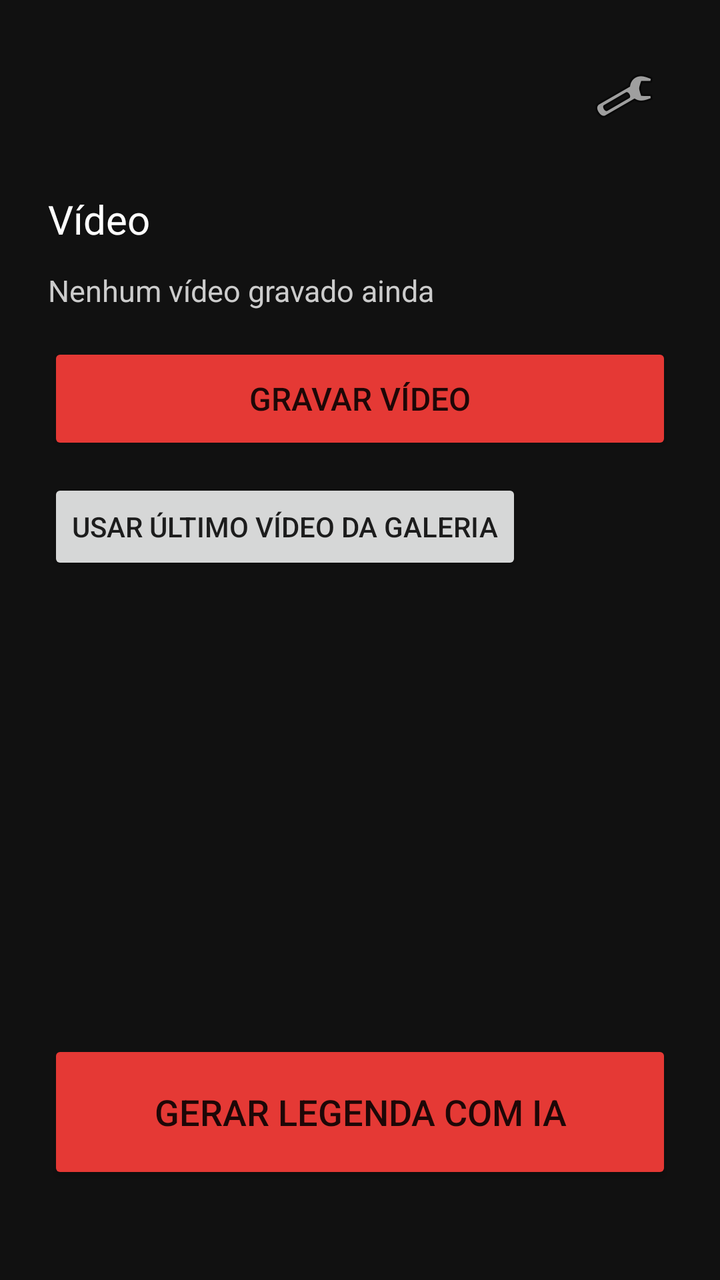
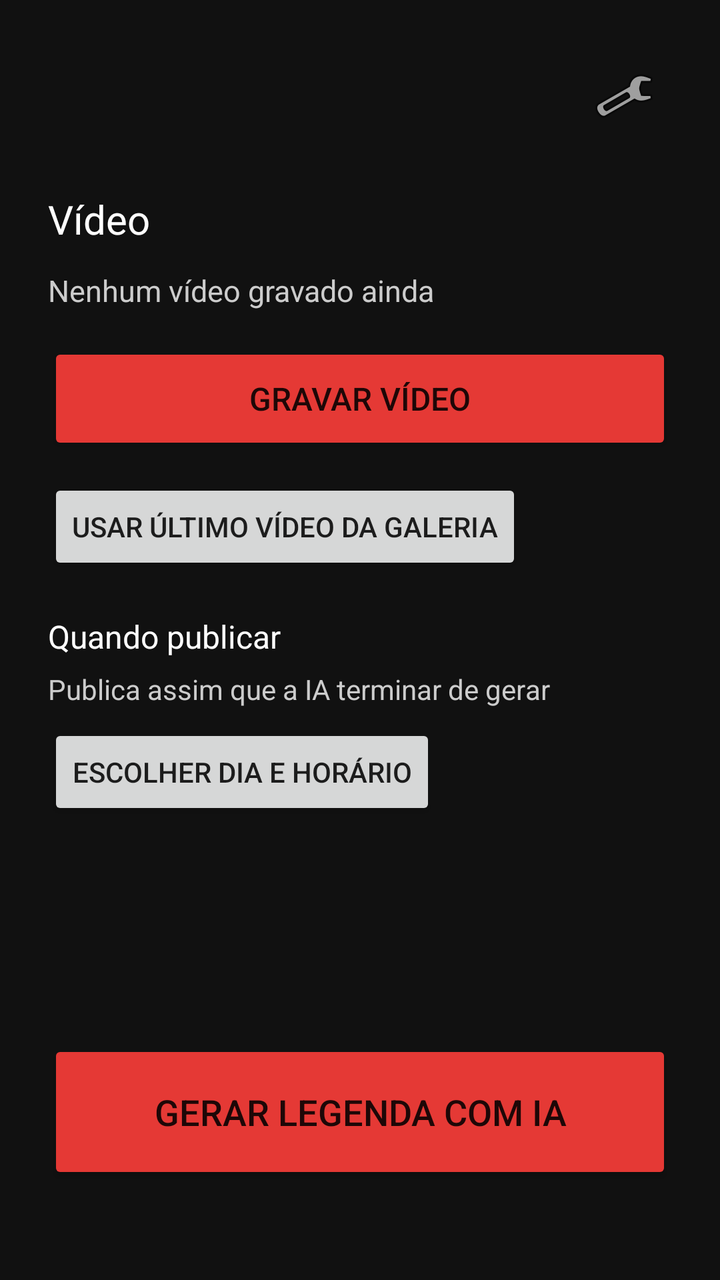

Compare the two renders of this Android layout. The source of the first and the diff that turns it into the second are given below.
<!-- AndroidManifest.xml: application theme Theme.TikTokCaption -->
<!-- res/layout/activity_main.xml -->
<?xml version="1.0" encoding="utf-8"?>
<androidx.constraintlayout.widget.ConstraintLayout xmlns:android="http://schemas.android.com/apk/res/android"
    xmlns:app="http://schemas.android.com/apk/res-auto"
    android:layout_width="match_parent"
    android:layout_height="match_parent"
    android:background="#111111"
    android:padding="24dp">

    <ImageButton
        android:id="@+id/btnSettings"
        android:layout_width="48dp"
        android:layout_height="48dp"
        android:background="#00000000"
        android:contentDescription="Configurações"
        android:src="@android:drawable/ic_menu_manage"
        app:layout_constraintTop_toTopOf="parent"
        app:layout_constraintEnd_toEndOf="parent" />

    <TextView
        android:id="@+id/titleText"
        android:layout_width="wrap_content"
        android:layout_height="wrap_content"
        android:layout_marginTop="24dp"
        android:text="Vídeo"
        android:textColor="#FFFFFF"
        android:textSize="20sp"
        app:layout_constraintTop_toBottomOf="@id/btnSettings"
        app:layout_constraintStart_toStartOf="parent" />

    <TextView
        android:id="@+id/videoInfoText"
        android:layout_width="0dp"
        android:layout_height="wrap_content"
        android:layout_marginTop="12dp"
        android:text="Nenhum vídeo gravado ainda"
        android:textColor="#CCCCCC"
        android:textSize="15sp"
        app:layout_constraintTop_toBottomOf="@id/titleText"
        app:layout_constraintStart_toStartOf="parent"
        app:layout_constraintEnd_toEndOf="parent" />

    <Button
        android:id="@+id/btnRecordVideo"
        android:layout_width="match_parent"
        android:layout_height="56dp"
        android:layout_marginTop="16dp"
        android:text="Gravar vídeo"
        android:textSize="16sp"
        android:backgroundTint="#E53935"
        app:layout_constraintTop_toBottomOf="@id/videoInfoText"
        app:layout_constraintStart_toStartOf="parent"
        app:layout_constraintEnd_toEndOf="parent" />

    <Button
        android:id="@+id/btnRefresh"
        android:layout_width="wrap_content"
        android:layout_height="wrap_content"
        android:layout_marginTop="12dp"
        android:text="Usar último vídeo da galeria"
        app:layout_constraintTop_toBottomOf="@id/btnRecordVideo"
        app:layout_constraintStart_toStartOf="parent" />

    <TextView
        android:id="@+id/statusText"
        android:layout_width="0dp"
        android:layout_height="wrap_content"
        android:layout_marginTop="24dp"
        android:textColor="#4CAF50"
        android:textSize="15sp"
        android:text=""
        app:layout_constraintTop_toBottomOf="@id/btnRefresh"
        app:layout_constraintStart_toStartOf="parent"
        app:layout_constraintEnd_toEndOf="parent" />

    <LinearLayout
        android:id="@+id/postButtonsBar"
        android:layout_width="match_parent"
        android:layout_height="wrap_content"
        android:orientation="horizontal"
        android:layout_marginBottom="12dp"
        app:layout_constraintBottom_toTopOf="@id/btnPublish">

        <Button
            android:id="@+id/btnPostTikTok"
            android:layout_width="0dp"
            android:layout_height="wrap_content"
            android:layout_weight="1"
            android:layout_marginEnd="4dp"
            android:text="TikTok"
            android:visibility="gone" />

        <Button
            android:id="@+id/btnPostInstagram"
            android:layout_width="0dp"
            android:layout_height="wrap_content"
            android:layout_weight="1"
            android:layout_marginHorizontal="4dp"
            android:text="Instagram"
            android:visibility="gone" />

        <Button
            android:id="@+id/btnPostYouTube"
            android:layout_width="0dp"
            android:layout_height="wrap_content"
            android:layout_weight="1"
            android:layout_marginStart="4dp"
            android:text="YouTube"
            android:visibility="gone" />

    </LinearLayout>

    <Button
        android:id="@+id/btnPublish"
        android:layout_width="match_parent"
        android:layout_height="72dp"
        android:layout_marginBottom="24dp"
        android:text="Gerar legenda com IA"
        android:textSize="18sp"
        android:backgroundTint="#E53935"
        app:layout_constraintBottom_toBottomOf="parent"
        app:layout_constraintStart_toStartOf="parent"
        app:layout_constraintEnd_toEndOf="parent" />

</androidx.constraintlayout.widget.ConstraintLayout>
<!-- resources referenced by this layout -->
<resources>
  <style name="Theme.TikTokCaption" parent="Theme.MaterialComponents.DayNight.NoActionBar" />
</resources>

<!-- the commit's change to res/layout/activity_main.xml (unified diff, before → after) -->
@@ -61,14 +61,58 @@
         app:layout_constraintStart_toStartOf="parent" />
 
     <TextView
+        android:id="@+id/scheduleLabel"
+        android:layout_width="wrap_content"
+        android:layout_height="wrap_content"
+        android:layout_marginTop="20dp"
+        android:text="Quando publicar"
+        android:textColor="#FFFFFF"
+        android:textSize="16sp"
+        app:layout_constraintTop_toBottomOf="@id/btnRefresh"
+        app:layout_constraintStart_toStartOf="parent" />
+
+    <TextView
+        android:id="@+id/scheduleStatusText"
+        android:layout_width="0dp"
+        android:layout_height="wrap_content"
+        android:layout_marginTop="6dp"
+        android:text="Publica assim que a IA terminar de gerar"
+        android:textColor="#CCCCCC"
+        android:textSize="14sp"
+        app:layout_constraintTop_toBottomOf="@id/scheduleLabel"
+        app:layout_constraintStart_toStartOf="parent"
+        app:layout_constraintEnd_toStartOf="@id/btnCancelSchedule" />
+
+    <TextView
+        android:id="@+id/btnCancelSchedule"
+        android:layout_width="wrap_content"
+        android:layout_height="wrap_content"
+        android:layout_marginTop="6dp"
+        android:text="Cancelar"
+        android:textColor="#E53935"
+        android:textSize="14sp"
+        android:visibility="gone"
+        app:layout_constraintTop_toBottomOf="@id/scheduleLabel"
+        app:layout_constraintEnd_toEndOf="parent" />
+
+    <Button
+        android:id="@+id/btnSchedule"
+        android:layout_width="wrap_content"
+        android:layout_height="wrap_content"
+        android:layout_marginTop="8dp"
+        android:text="Escolher dia e horário"
+        app:layout_constraintTop_toBottomOf="@id/scheduleStatusText"
+        app:layout_constraintStart_toStartOf="parent" />
+
+    <TextView
         android:id="@+id/statusText"
         android:layout_width="0dp"
         android:layout_height="wrap_content"
-        android:layout_marginTop="24dp"
+        android:layout_marginTop="20dp"
         android:textColor="#4CAF50"
         android:textSize="15sp"
         android:text=""
-        app:layout_constraintTop_toBottomOf="@id/btnRefresh"
+        app:layout_constraintTop_toBottomOf="@id/btnSchedule"
         app:layout_constraintStart_toStartOf="parent"
         app:layout_constraintEnd_toEndOf="parent" />
 
